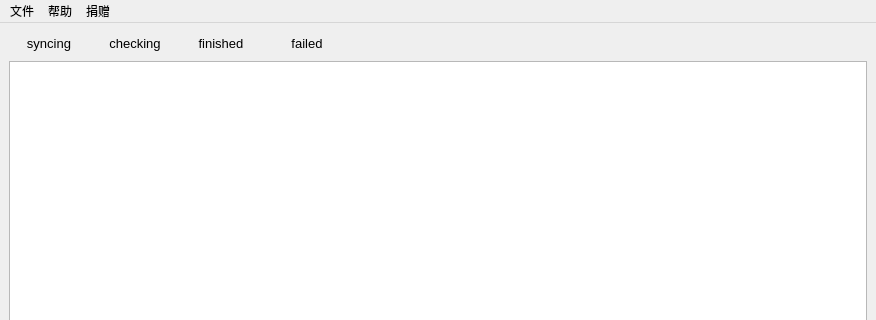
First picture: the form in forms/mainwindow.ui, repository Leonezz/backup-folder, before the edit; both pictures show x 0 to 876 and y 0 to 320 of the 876 by 703 pixel window.
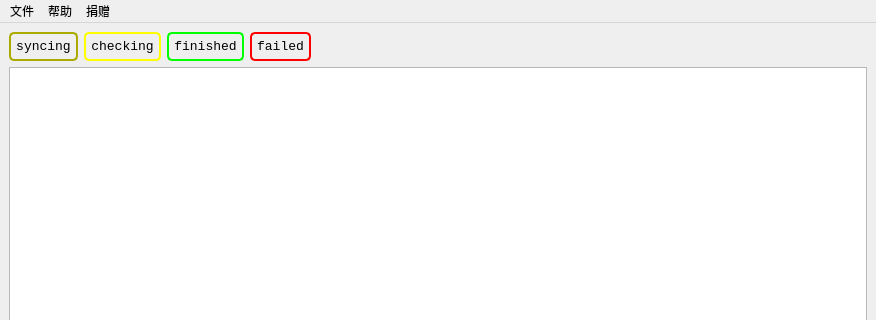
Second picture: the form after the edit.

Commit message: :lipstick:(mainwindow.ui): update filter buttons style

Patch:
```diff
--- a/forms/mainwindow.ui
+++ b/forms/mainwindow.ui
@@ -23,10 +23,21 @@
          <widget class="QPushButton" name="pushButton_2">
           <property name="font">
            <font>
-            <family>Microsoft YaHei UI</family>
+            <family>Consolas</family>
             <pointsize>10</pointsize>
            </font>
           </property>
+          <property name="styleSheet">
+           <string notr="true">QPushButton {	
+	border:2px solid rgb(170, 170, 0);
+	border-radius:5px;
+	padding:5px;
+}
+QPushButton:checked {
+	background-color:rgb(170, 170, 0);
+}
+</string>
+          </property>
           <property name="text">
            <string>syncing</string>
           </property>
@@ -42,10 +53,21 @@
          <widget class="QPushButton" name="pushButton_3">
           <property name="font">
            <font>
-            <family>Microsoft YaHei UI</family>
+            <family>Consolas</family>
             <pointsize>10</pointsize>
            </font>
           </property>
+          <property name="styleSheet">
+           <string notr="true">QPushButton {	
+	border:2px solid rgb(255,255,0);
+	border-radius:5px;
+	padding:5px;
+}
+QPushButton:checked {
+	background-color:rgb(255,255,0);
+}
+</string>
+          </property>
           <property name="text">
            <string>checking</string>
           </property>
@@ -61,10 +83,21 @@
          <widget class="QPushButton" name="pushButton_5">
           <property name="font">
            <font>
-            <family>Microsoft YaHei UI</family>
+            <family>Consolas</family>
             <pointsize>10</pointsize>
            </font>
           </property>
+          <property name="styleSheet">
+           <string notr="true">QPushButton {	
+	border:2px solid rgb(0,255,0);
+	border-radius:5px;
+	padding:5px;
+}
+QPushButton:checked {
+	background-color:rgb(0,255,0);
+}
+</string>
+          </property>
           <property name="text">
            <string>finished</string>
           </property>
@@ -80,10 +113,21 @@
          <widget class="QPushButton" name="pushButton_4">
           <property name="font">
            <font>
-            <family>Microsoft YaHei UI</family>
+            <family>Consolas</family>
             <pointsize>10</pointsize>
            </font>
           </property>
+          <property name="styleSheet">
+           <string notr="true">QPushButton {	
+	border:2px solid rgb(255,0,0);
+	border-radius:5px;
+	padding:5px;
+}
+QPushButton:checked {
+	background-color:rgb(255,0,0);
+}
+</string>
+          </property>
           <property name="text">
            <string>failed</string>
           </property>
```
Left out of the diff: 8 changed lines with no effect on the pictures.
